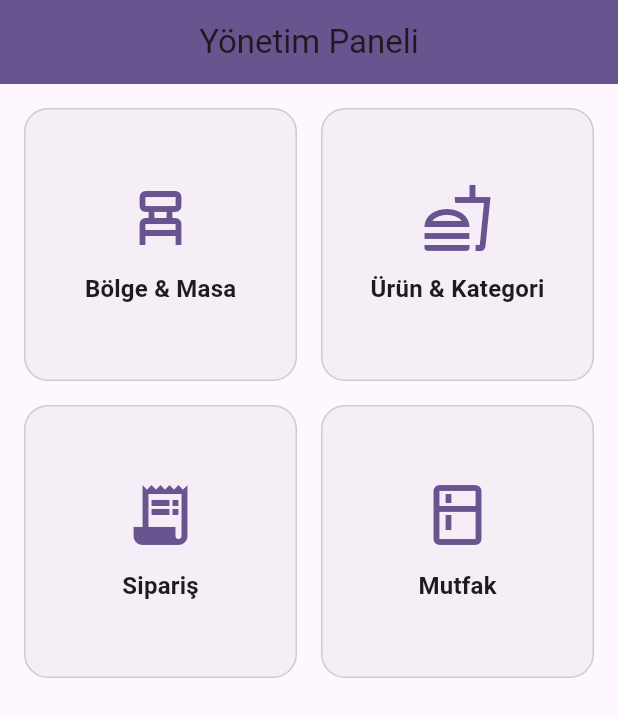
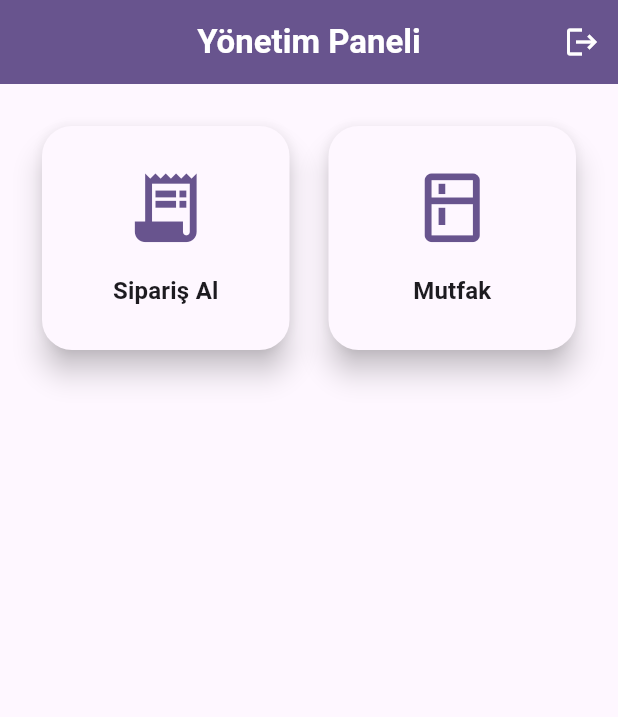
Before and after one commit to halilkeskin16/adisyona, a Flutter app: the AdminDashboardMenu screen opened directly, on a phone screen of 412 x 824 dp. Shown: the top 717 px of the screen. Run offline on Flutter 3.47's test engine with Material 3 defaults, Android fonts, the phone set to English and light mode, and no system bars; our stand-ins replace cloud_firestore, firebase_auth, firebase_core, timeago; accounts and stored records are empty; generated files the repository leaves out were written again.

Commit message:
Enhance AdminDashboardMenu with role-based access control and add logout confirmation dialog

```diff
--- a/lib/views/auth/login_view.dart
+++ b/lib/views/auth/login_view.dart
@@ -69,7 +69,7 @@ class _LoginViewState extends State<LoginView> {
           context,
           MaterialPageRoute(builder: (_) => const SuperAdminDashboard()),
         );
-      } else if (user.role == "admin") {
+      } else if (user.role == "admin" || user.role == "garson") {
         // Admin ise şirket aboneliği geçerliliğini kontrol et
         final isValid = await authProvider.isCompanyValid(user.companyId!);
 
--- a/lib/views/dashboard/admin_menu.dart
+++ b/lib/views/dashboard/admin_menu.dart
@@ -1,18 +1,90 @@
 import 'package:adisyona/views/dashboard/admin_dashboard.dart';
 import 'package:adisyona/views/kitchen/kitchen_screen.dart';
 import 'package:adisyona/views/order/order_table_selection_screen.dart';
+import 'package:adisyona/views/personel/personel_managment_screen.dart';
 import 'package:flutter/material.dart';
-import 'product_management_view.dart';
+import 'package:provider/provider.dart';
+import '../../providers/auth_provider.dart'; // Mevcut AuthProvider'ınızın yolu
+import 'product_management_view.dart'; // Ürün ve Kategori yönetimi ekranı
+import '../auth/login_view.dart'; // LoginView'ı import ediyoruz
 
-class AdminDashboardMenu extends StatelessWidget {
+class AdminDashboardMenu extends StatefulWidget {
   const AdminDashboardMenu({super.key});
+
+  @override
+  State<AdminDashboardMenu> createState() => _AdminDashboardMenuState();
+}
+
+class _AdminDashboardMenuState extends State<AdminDashboardMenu> {
+  // Menü öğelerini tanımlayan yardımcı sınıf
+
+
+  // Çıkış onay diyaloğunu gösteren metod
+  Future<void> _showLogoutConfirmationDialog(BuildContext context) async {
+    final ColorScheme color = Theme.of(context).colorScheme;
+    final TextTheme textTheme = Theme.of(context).textTheme;
+
+    return showDialog<void>(
+      context: context,
+      barrierDismissible: false, // Kullanıcı dışarı tıklayarak kapatamaz
+      builder: (BuildContext dialogContext) {
+        return AlertDialog(
+          title: Text(
+            'Çıkış Onayı',
+            style: textTheme.titleLarge?.copyWith(fontWeight: FontWeight.bold, color: color.onSurface),
+          ),
+          content: Text(
+            'Uygulamadan çıkış yapmak istediğinize emin misiniz?',
+            style: textTheme.bodyLarge?.copyWith(color: color.onSurface.withOpacity(0.8)),
+          ),
+          shape: RoundedRectangleBorder(borderRadius: BorderRadius.circular(20)),
+          actions: <Widget>[
+            TextButton(
+              child: Text(
+                'İptal',
+                style: textTheme.labelLarge?.copyWith(color: color.primary),
+              ),
+              onPressed: () {
+                Navigator.of(dialogContext).pop(); // Diyaloğu kapat
+              },
+            ),
+            ElevatedButton(
+              style: ElevatedButton.styleFrom(
+                backgroundColor: color.error, // Hata rengiyle uyumlu buton
+                shape: RoundedRectangleBorder(borderRadius: BorderRadius.circular(12)),
+              ),
+              onPressed: () async {
+                Navigator.of(dialogContext).pop(); // Diyaloğu kapat
+                final authProvider = Provider.of<AuthProvider>(context, listen: false);
+                await authProvider.logout(); // Çıkış işlemini yap
+                // Giriş ekranına MaterialPageRoute ile geri dön
+                Navigator.pushReplacement(
+                  context,
+                  MaterialPageRoute(builder: (_) => const LoginView()),
+                );
+              },
+              child: Text(
+                'Çıkış Yap',
+                style: textTheme.labelLarge?.copyWith(color: Colors.white),
+              ),
+            ),
+          ],
+        );
+      },
+    );
+  }
 
   @override
   Widget build(BuildContext context) {
     final ColorScheme color = Theme.of(context).colorScheme;
     final TextTheme textTheme = Theme.of(context).textTheme;
 
-    final List<_MenuItem> items = [
+    // AuthProvider'dan kullanıcı rolünü dinle
+    final authProvider = Provider.of<AuthProvider>(context);
+    final String userRole = authProvider.user?.role ?? 'guest'; // Kullanıcı rolünü al, yoksa 'guest'
+
+    // Tüm menü öğeleri listesi
+    final List<_MenuItem> allItems = [
       _MenuItem(
         title: 'Bölge & Masa',
         icon: Icons.chair_alt_outlined,
@@ -20,6 +92,7 @@ class AdminDashboardMenu extends StatelessWidget {
           context,
           MaterialPageRoute(builder: (_) => const AdminDashboard()),
         ),
+        requiredRole: 'admin', // Sadece adminler görebilir
       ),
       _MenuItem(
         title: 'Ürün & Kategori',
@@ -28,8 +101,17 @@ class AdminDashboardMenu extends StatelessWidget {
           context,
           MaterialPageRoute(builder: (_) => const ProductManagementView()),
         ),
+        requiredRole: 'admin', // Sadece adminler görebilir
       ),
-      _MenuItem(title: 'Sipariş', icon: Icons.receipt_long, onTap: () => Navigator.push(context, MaterialPageRoute(builder: (_) => const OrderTableSelectionScreen()))),
+      _MenuItem(
+        title: 'Sipariş Al',
+        icon: Icons.receipt_long,
+        onTap: () => Navigator.push(
+          context,
+          MaterialPageRoute(builder: (_) => const OrderTableSelectionScreen()),
+        ),
+        requiredRole: 'all', // Admin ve Garson görebilir (veya 'garson' olarak kısıtlayabilirsiniz)
+      ),
       _MenuItem(
         title: 'Mutfak',
         icon: Icons.kitchen_outlined,
@@ -37,46 +119,99 @@ class AdminDashboardMenu extends StatelessWidget {
           Navigator.push(
             context,
             MaterialPageRoute(
-              builder: (_) => const KitchenScreen(), // Assuming you have a KitchenScreen
+              builder: (_) => const KitchenScreen(),
             ),
           );
         },
+        requiredRole: 'all', // Admin ve Garson görebilir (veya 'garson' olarak kısıtlayabilirsiniz)
+      ),
+      _MenuItem(
+        title: 'Personel Yönetimi',
+        icon: Icons.people_alt_outlined,
+        onTap: () {
+          Navigator.push(context, MaterialPageRoute(builder: (_) => const StaffManagementScreen()));
+        },
+        requiredRole: 'admin', // Sadece adminler görebilir
+      ),
+      // İstatistik ve Raporlama (Admin Paneli)
+      _MenuItem(
+        title: 'Raporlar',
+        icon: Icons.bar_chart,
+        onTap: () {
+          // İstatistik ve Raporlama ekranına yönlendirme
+          ScaffoldMessenger.of(context).showSnackBar(
+            const SnackBar(content: Text('Raporlama Ekranı Yakında!')
+            ),
+          );
+        },
+        requiredRole: 'admin', // Sadece adminler görebilir
       ),
     ];
 
+    // Kullanıcının rolüne göre filtrelenmiş menü öğeleri
+    final List<_MenuItem> filteredItems = allItems.where((item) {
+      if (item.requiredRole == 'all') return true;
+      return item.requiredRole == userRole;
+    }).toList();
+
     return Scaffold(
       appBar: AppBar(
-        title: const Text("Yönetim Paneli"),
+        title: Text(
+          "Yönetim Paneli",
+          style: textTheme.titleLarge?.copyWith(
+            fontWeight: FontWeight.bold,
+            color: Colors.white,
+          ),
+        ),
         centerTitle: true,
         backgroundColor: color.primary,
+        elevation: 0,
+        actions: [
+          IconButton(
+            icon: Icon(Icons.logout, color: Colors.white),
+            onPressed: () => _showLogoutConfirmationDialog(context), // Onay diyaloğunu çağır
+          ),
+        ],
       ),
-      body: Padding(
-        padding: const EdgeInsets.all(16),
+      body: Container(
+        decoration: BoxDecoration(
+          color: color.background,
+          borderRadius: const BorderRadius.vertical(top: Radius.circular(30)),
+        ),
+        padding: const EdgeInsets.all(24), // Daha fazla padding
         child: GridView.builder(
-          itemCount: items.length,
+          itemCount: filteredItems.length,
           gridDelegate: const SliverGridDelegateWithFixedCrossAxisCount(
             crossAxisCount: 2, // 2 sütun
-            crossAxisSpacing: 16,
-            mainAxisSpacing: 16,
-            childAspectRatio: 1,
+            crossAxisSpacing: 18, // Daha fazla yatay boşluk
+            mainAxisSpacing: 18, // Daha fazla dikey boşluk
+            childAspectRatio: 1.1, // Öğelerin en/boy oranını ayarla
           ),
           itemBuilder: (context, index) {
-            final item = items[index];
+            final item = filteredItems[index];
             return InkWell(
               onTap: item.onTap,
-              borderRadius: BorderRadius.circular(16),
-              child: Container(
-                decoration: BoxDecoration(
-                  color: color.surfaceVariant.withOpacity(0.4),
-                  borderRadius: BorderRadius.circular(16),
-                  border: Border.all(color: color.outline.withOpacity(0.3)),
+              borderRadius: BorderRadius.circular(20), // Daha yuvarlak köşeler
+              child: Card( // Kart bileşeni ile daha modern görünüm
+                elevation: 8, // Kart gölgesi
+                shape: RoundedRectangleBorder(
+                  borderRadius: BorderRadius.circular(20),
                 ),
+                color: color.surface, // Kartın arka plan rengi
                 child: Column(
                   mainAxisAlignment: MainAxisAlignment.center,
                   children: [
-                    Icon(item.icon, size: 48, color: color.primary),
-                    const SizedBox(height: 12),
-                    Text(item.title, style: textTheme.titleMedium?.copyWith(fontWeight: FontWeight.bold)),
+                    Icon(item.icon, size: 55, color: color.primary), // İkon boyutu
+                    const SizedBox(height: 16), // Boşluk
+                    Text(
+                      item.title,
+                      textAlign: TextAlign.center,
+                      style: textTheme.titleMedium?.copyWith(
+                        fontWeight: FontWeight.bold,
+                        color: color.onSurface,
+                        fontSize: 16, // Font boyutu
+                      ),
+                    ),
                   ],
                 ),
               ),
@@ -88,10 +223,16 @@ class AdminDashboardMenu extends StatelessWidget {
   }
 }
 
-class _MenuItem {
-  final String title;
-  final IconData icon;
-  final VoidCallback onTap;
+  class _MenuItem {
+    final String title;
+    final IconData icon;
+    final VoidCallback onTap;
+    final String requiredRole; // 'admin', 'garson', 'all' gibi roller
 
-  _MenuItem({required this.title, required this.icon, required this.onTap});
-}
+    _MenuItem({
+      required this.title,
+      required this.icon,
+      required this.onTap,
+      this.requiredRole = 'all', // Varsayılan olarak tüm roller görebilir
+    });
+  }
```
Also changed, not shown: lib/views/personel/personel_managment_screen.dart (added, +391 -0 lines).
